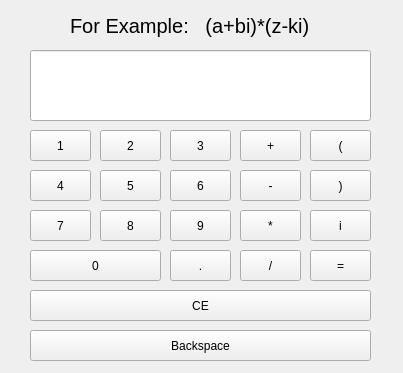
This is complex_number_visual.ui in silvestrpredko/-RPN_Calculator- as Qt 5 draws it before an edit. The edited form follows.
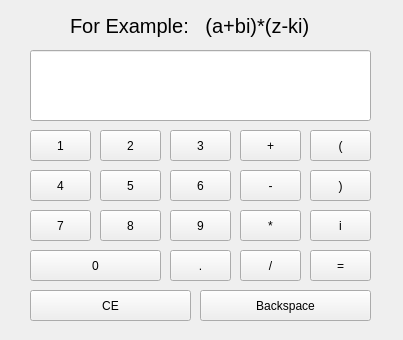
This is the edited form.

Commit message: Complex Number visual with key press visual 2

What changed in the file:
```diff
--- a/complex_number_visual.ui
+++ b/complex_number_visual.ui
@@ -7,7 +7,7 @@
     <x>0</x>
     <y>0</y>
     <width>403</width>
-    <height>373</height>
+    <height>340</height>
    </rect>
   </property>
   <property name="windowTitle">
@@ -358,7 +358,7 @@
     <rect>
      <x>30</x>
      <y>290</y>
-     <width>341</width>
+     <width>161</width>
      <height>31</height>
     </rect>
    </property>
@@ -372,9 +372,9 @@
   <widget class="QPushButton" name="pushButton_BackSpace">
    <property name="geometry">
     <rect>
-     <x>30</x>
-     <y>330</y>
-     <width>341</width>
+     <x>200</x>
+     <y>290</y>
+     <width>171</width>
      <height>31</height>
     </rect>
    </property>
```
Left out of the diff: 2 changed lines with no effect on the pictures. The commit also changes 1 other file.
